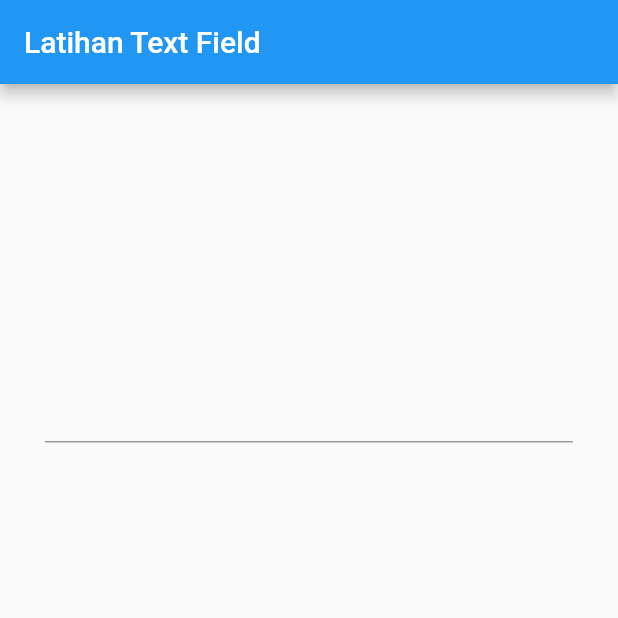
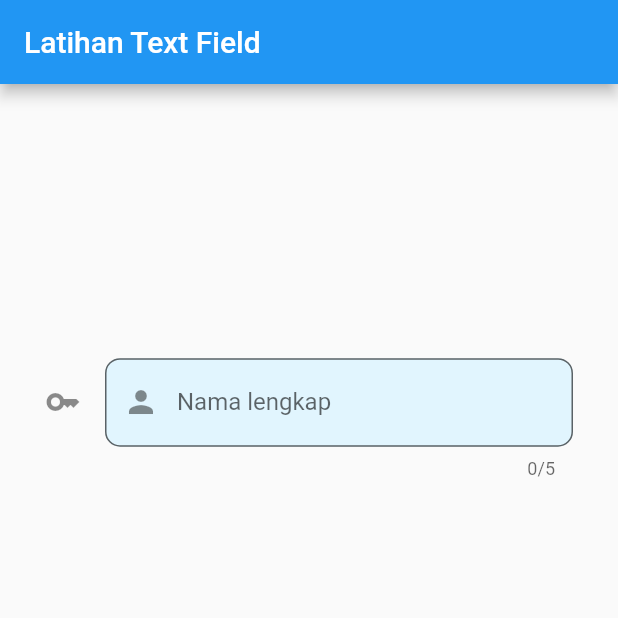
Before and after one commit to ryn-crypto/Learn-Flutter, a Flutter app: the screen it shows after launch, on a phone screen of 412 x 824 dp, the top half of it. Run offline on Flutter 3.47's test engine with Material 2 defaults, Android fonts, the phone set to English and light mode, and no system bars; missing offline and left inert: dart:html.

Commit message:
text field lanjutan

```diff
--- a/text_fild/lib/main.dart
+++ b/text_fild/lib/main.dart
@@ -19,15 +19,32 @@ class _MyAppState extends State<MyApp> {
     return MaterialApp(
       home: Scaffold(
         appBar: AppBar(
-          title: Text('Latihan Text Field'),
+          title: const Text('Latihan Text Field'),
         ),
         body: Container(
-          margin: EdgeInsets.all(30),
+          margin: const EdgeInsets.all(30),
           child: Column(
             mainAxisAlignment: MainAxisAlignment.spaceAround,
             children: [
               TextField(
-                obscureText: true,
+                decoration: InputDecoration(
+                    fillColor: Colors.lightBlue[50],
+                    filled: true,
+                    icon: const Icon(Icons.key),
+                    suffix: Container(
+                      width: 5,
+                      height: 5,
+                      color: Colors.red,
+                    ),
+                    prefixIcon: const Icon(Icons.person),
+                    prefixText: 'Name :',
+                    prefixStyle: const TextStyle(
+                        color: Colors.green, fontWeight: FontWeight.w600),
+                    labelText: "Nama lengkap",
+                    hintText: 'Nama lengkap lu coy',
+                    border: OutlineInputBorder(
+                        borderRadius: BorderRadius.circular(10))),
+                maxLength: 5,
                 onChanged: ((value) {
                   setState(() {});
                 }),
```
